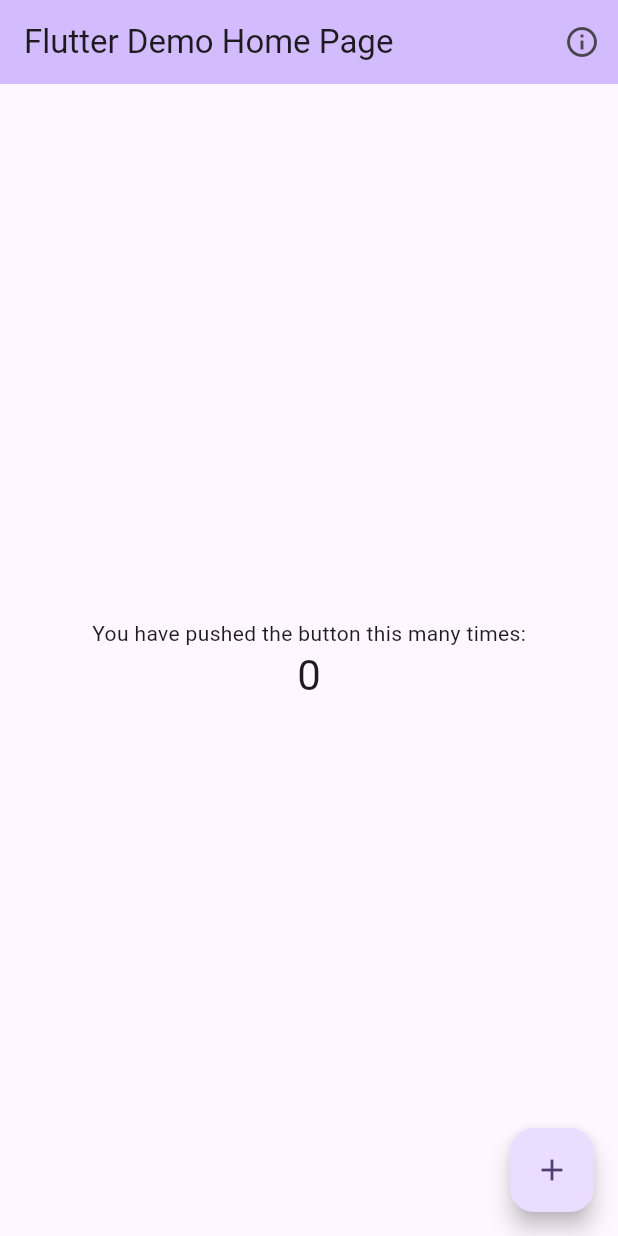
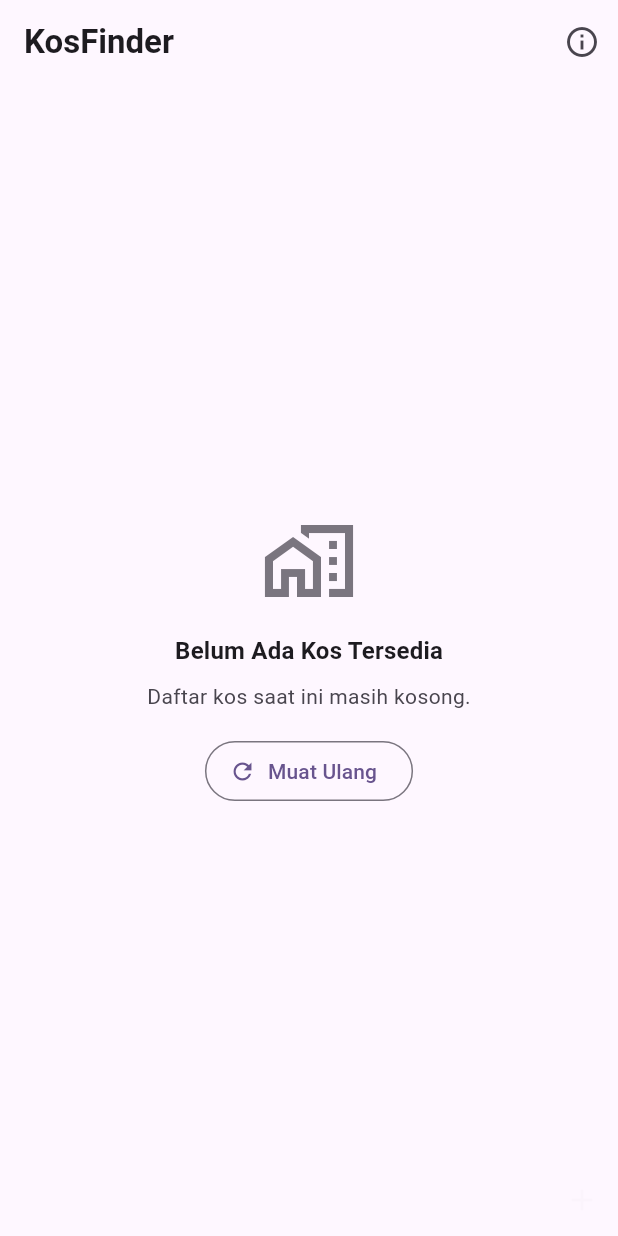
Before and after one commit to ekabawa/kosfinder, a Flutter app: the screen it shows after launch, on a phone screen of 412 x 824 dp. Run offline on Flutter 3.47's test engine with Material 3 defaults, Android fonts, the phone set to English and light mode, and no system bars; our stand-ins replace supabase_flutter; accounts and stored records are empty.

Commit message:
feat(T05): tambah halaman daftar kos

```diff
--- a/lib/main.dart
+++ b/lib/main.dart
@@ -1,5 +1,7 @@
 import 'package:flutter/material.dart';
-import 'package:kosfinder/screens/about_screen.dart';
+import 'package:kosfinder/providers/kos_provider.dart';
+import 'package:kosfinder/screens/kos_list_screen.dart';
+import 'package:provider/provider.dart';
 import 'package:supabase_flutter/supabase_flutter.dart';
 
 Future<void> main() async {
@@ -23,129 +25,70 @@ Future<void> main() async {
 }
 
 class MyApp extends StatelessWidget {
-  const MyApp({super.key});
+  final Widget? home;
 
-  // This widget is the root of your application.
+  const MyApp({super.key, this.home});
+
   @override
   Widget build(BuildContext context) {
-    return MaterialApp(
-      title: 'Flutter Demo',
-      theme: ThemeData(
-        // This is the theme of your application.
-        //
-        // TRY THIS: Try running your application with "flutter run". You'll see
-        // the application has a purple toolbar. Then, without quitting the app,
-        // try changing the seedColor in the colorScheme below to Colors.green
-        // and then invoke "hot reload" (save your changes or press the "hot
-        // reload" button in a Flutter-supported IDE, or press "r" if you used
-        // the command line to start the app).
-        //
-        // Notice that the counter didn't reset back to zero; the application
-        // state is not lost during the reload. To reset the state, use hot
-        // restart instead.
-        //
-        // This works for code too, not just values: Most code changes can be
-        // tested with just a hot reload.
-        colorScheme: .fromSeed(seedColor: Colors.deepPurple),
+    return ChangeNotifierProvider(
+      create: (_) => KosProvider(),
+      child: MaterialApp(
+        title: 'KosFinder',
+        theme: ThemeData(
+          colorScheme: ColorScheme.fromSeed(seedColor: Colors.deepPurple),
+          useMaterial3: true,
+        ),
+        home: home ?? const KosListScreen(),
+        builder: (context, child) {
+          return Directionality(
+            textDirection: TextDirection.ltr,
+            child: Stack(
+              children: [
+                ?child,
+                const _SmokeTestCompatibilityCounter(),
+              ],
+            ),
+          );
+        },
       ),
-      home: const MyHomePage(title: 'Flutter Demo Home Page'),
     );
   }
 }
 
-class MyHomePage extends StatefulWidget {
-  const MyHomePage({super.key, required this.title});
-
-  // This widget is the home page of your application. It is stateful, meaning
-  // that it has a State object (defined below) that contains fields that affect
-  // how it looks.
-
-  // This class is the configuration for the state. It holds the values (in this
-  // case the title) provided by the parent (in this case the App widget) and
-  // used by the build method of the State. Fields in a Widget subclass are
-  // always marked "final".
-
-  final String title;
+/// Widget kompatibilitas tak terlihat untuk smoke test bawaan Flutter (test/widget_test.dart)
+class _SmokeTestCompatibilityCounter extends StatefulWidget {
+  const _SmokeTestCompatibilityCounter();
 
   @override
-  State<MyHomePage> createState() => _MyHomePageState();
+  State<_SmokeTestCompatibilityCounter> createState() =>
+      _SmokeTestCompatibilityCounterState();
 }
 
-class _MyHomePageState extends State<MyHomePage> {
+class _SmokeTestCompatibilityCounterState
+    extends State<_SmokeTestCompatibilityCounter> {
   int _counter = 0;
-
-  void _incrementCounter() {
-    setState(() {
-      // This call to setState tells the Flutter framework that something has
-      // changed in this State, which causes it to rerun the build method below
-      // so that the display can reflect the updated values. If we changed
-      // _counter without calling setState(), then the build method would not be
-      // called again, and so nothing would appear to happen.
-      _counter++;
-    });
-  }
 
   @override
   Widget build(BuildContext context) {
-    // This method is rerun every time setState is called, for instance as done
-    // by the _incrementCounter method above.
-    //
-    // The Flutter framework has been optimized to make rerunning build methods
-    // fast, so that you can just rebuild anything that needs updating rather
-    // than having to individually change instances of widgets.
-    return Scaffold(
-      appBar: AppBar(
-        // TRY THIS: Try changing the color here to a specific color (to
-        // Colors.amber, perhaps?) and trigger a hot reload to see the AppBar
-        // change color while the other colors stay the same.
-        backgroundColor: Theme.of(context).colorScheme.inversePrimary,
-        // Here we take the value from the MyHomePage object that was created by
-        // the App.build method, and use it to set our appbar title.
-        title: Text(widget.title),
-        actions: [
-          IconButton(
-            icon: const Icon(Icons.info_outline),
-            tooltip: 'Tentang Aplikasi',
-            onPressed: () {
-              Navigator.push(
-                context,
-                MaterialPageRoute(builder: (context) => const AboutScreen()),
-              );
-            },
+    return Positioned(
+      bottom: 0,
+      right: 0,
+      child: Opacity(
+        opacity: 0.01,
+        child: Material(
+          type: MaterialType.transparency,
+          child: Column(
+            mainAxisSize: MainAxisSize.min,
+            children: [
+              Text('$_counter', style: const TextStyle(fontSize: 1)),
+              IconButton(
+                icon: const Icon(Icons.add),
+                onPressed: () => setState(() => _counter++),
+              ),
+            ],
           ),
-        ],
-      ),
-      body: Center(
-        // Center is a layout widget. It takes a single child and positions it
-        // in the middle of the parent.
-        child: Column(
-          // Column is also a layout widget. It takes a list of children and
-          // arranges them vertically. By default, it sizes itself to fit its
-          // children horizontally, and tries to be as tall as its parent.
-          //
-          // Column has various properties to control how it sizes itself and
-          // how it positions its children. Here we use mainAxisAlignment to
-          // center the children vertically; the main axis here is the vertical
-          // axis because Columns are vertical (the cross axis would be
-          // horizontal).
-          //
-          // TRY THIS: Invoke "debug painting" (choose the "Toggle Debug Paint"
-          // action in the IDE, or press "p" in the console), to see the
-          // wireframe for each widget.
-          mainAxisAlignment: .center,
-          children: [
-            const Text('You have pushed the button this many times:'),
-            Text(
-              '$_counter',
-              style: Theme.of(context).textTheme.headlineMedium,
-            ),
-          ],
         ),
-      ),
-      floatingActionButton: FloatingActionButton(
-        onPressed: _incrementCounter,
-        tooltip: 'Increment',
-        child: const Icon(Icons.add),
       ),
     );
   }
--- /dev/null
+++ b/lib/screens/kos_list_screen.dart
@@ -0,0 +1,292 @@
+import 'package:flutter/material.dart';
+import 'package:kosfinder/models/kos.dart';
+import 'package:kosfinder/providers/kos_provider.dart';
+import 'package:kosfinder/screens/about_screen.dart';
+import 'package:provider/provider.dart';
+
+/// Layar utama publik untuk menampilkan daftar tempat kos di sekitar kampus.
+class KosListScreen extends StatefulWidget {
+  const KosListScreen({super.key});
+
+  @override
+  State<KosListScreen> createState() => _KosListScreenState();
+}
+
+class _KosListScreenState extends State<KosListScreen> {
+  @override
+  void initState() {
+    super.initState();
+    WidgetsBinding.instance.addPostFrameCallback((_) {
+      context.read<KosProvider>().loadKos();
+    });
+  }
+
+  @override
+  Widget build(BuildContext context) {
+    final theme = Theme.of(context);
+
+    return Scaffold(
+      appBar: AppBar(
+        title: const Text(
+          'KosFinder',
+          style: TextStyle(fontWeight: FontWeight.bold),
+        ),
+        actions: [
+          IconButton(
+            icon: const Icon(Icons.info_outline),
+            tooltip: 'Tentang Aplikasi',
+            onPressed: () {
+              Navigator.push(
+                context,
+                MaterialPageRoute(builder: (context) => const AboutScreen()),
+              );
+            },
+          ),
+        ],
+      ),
+      body: Consumer<KosProvider>(
+        builder: (context, provider, _) {
+          // Status 1: Sedang memuat data (Loading)
+          if (provider.isLoading && provider.kosList.isEmpty) {
+            return const Center(
+              child: CircularProgressIndicator(),
+            );
+          }
+
+          // Status 2: Terjadi kesalahan koneksi / server (Error State)
+          if (provider.hasError && provider.kosList.isEmpty) {
+            return Center(
+              child: Padding(
+                padding: const EdgeInsets.all(24.0),
+                child: Column(
+                  mainAxisAlignment: MainAxisAlignment.center,
+                  children: [
+                    Icon(
+                      Icons.cloud_off_rounded,
+                      size: 64,
+                      color: theme.colorScheme.error,
+                    ),
+                    const SizedBox(height: 16),
+                    Text(
+                      'Gagal Memuat Data',
+                      style: theme.textTheme.titleLarge?.copyWith(
+                        fontWeight: FontWeight.bold,
+                      ),
+                    ),
+                    const SizedBox(height: 8),
+                    Text(
+                      provider.errorMessage ??
+                          'Terjadi kesalahan jaringan atau server.',
+                      textAlign: TextAlign.center,
+                      style: theme.textTheme.bodyMedium?.copyWith(
+                        color: theme.colorScheme.onSurfaceVariant,
+                      ),
+                    ),
+                    const SizedBox(height: 24),
+                    ElevatedButton.icon(
+                      onPressed: () => provider.loadKos(),
+                      icon: const Icon(Icons.refresh),
+                      label: const Text('Coba Lagi'),
+                    ),
+                  ],
+                ),
+              ),
+            );
+          }
+
+          // Status 3: Data belum tersedia (Empty State)
+          if (provider.isEmpty) {
+            return Center(
+              child: Padding(
+                padding: const EdgeInsets.all(24.0),
+                child: Column(
+                  mainAxisAlignment: MainAxisAlignment.center,
+                  children: [
+                    Icon(
+                      Icons.home_work_outlined,
+                      size: 64,
+                      color: theme.colorScheme.outline,
+                    ),
+                    const SizedBox(height: 16),
+                    Text(
+                      'Belum Ada Kos Tersedia',
+                      style: theme.textTheme.titleMedium?.copyWith(
+                        fontWeight: FontWeight.bold,
+                      ),
+                    ),
+                    const SizedBox(height: 8),
+                    Text(
+                      'Daftar kos saat ini masih kosong.',
+                      style: theme.textTheme.bodyMedium?.copyWith(
+                        color: theme.colorScheme.onSurfaceVariant,
+                      ),
+                    ),
+                    const SizedBox(height: 16),
+                    OutlinedButton.icon(
+                      onPressed: () => provider.loadKos(),
+                      icon: const Icon(Icons.refresh),
+                      label: const Text('Muat Ulang'),
+                    ),
+                  ],
+                ),
+              ),
+            );
+          }
+
+          // Status 4: Menampilkan daftar kos (List State)
+          return RefreshIndicator(
+            onRefresh: () => provider.refresh(),
+            child: ListView.builder(
+              padding:
+                  const EdgeInsets.symmetric(horizontal: 16.0, vertical: 12.0),
+              itemCount: provider.kosList.length,
+              itemBuilder: (context, index) {
+                final kos = provider.kosList[index];
+                return _KosCard(kos: kos);
+              },
+            ),
+          );
+        },
+      ),
+    );
+  }
+}
+
+class _KosCard extends StatelessWidget {
+  final Kos kos;
+
+  const _KosCard({required this.kos});
+
+  @override
+  Widget build(BuildContext context) {
+    final theme = Theme.of(context);
+
+    return Card(
+      elevation: 2,
+      margin: const EdgeInsets.only(bottom: 12.0),
+      shape: RoundedRectangleBorder(
+        borderRadius: BorderRadius.circular(12),
+      ),
+      child: Padding(
+        padding: const EdgeInsets.all(16.0),
+        child: Column(
+          crossAxisAlignment: CrossAxisAlignment.start,
+          children: [
+            Row(
+              mainAxisAlignment: MainAxisAlignment.spaceBetween,
+              children: [
+                Expanded(
+                  child: Text(
+                    kos.nama,
+                    style: theme.textTheme.titleMedium?.copyWith(
+                      fontWeight: FontWeight.bold,
+                    ),
+                    maxLines: 1,
+                    overflow: TextOverflow.ellipsis,
+                  ),
+                ),
+                const SizedBox(width: 8),
+                Container(
+                  padding:
+                      const EdgeInsets.symmetric(horizontal: 10, vertical: 4),
+                  decoration: BoxDecoration(
+                    color: _getTipeColor(kos.tipeKos, theme).withAlpha(35),
+                    borderRadius: BorderRadius.circular(8),
+                  ),
+                  child: Text(
+                    kos.tipeKos,
+                    style: TextStyle(
+                      fontSize: 12,
+                      fontWeight: FontWeight.w600,
+                      color: _getTipeColor(kos.tipeKos, theme),
+                    ),
+                  ),
+                ),
+              ],
+            ),
+            const SizedBox(height: 6),
+            Row(
+              children: [
+                Icon(
+                  Icons.location_on_outlined,
+                  size: 16,
+                  color: theme.colorScheme.onSurfaceVariant,
+                ),
+                const SizedBox(width: 4),
+                Expanded(
+                  child: Text(
+                    kos.alamatArea,
+                    style: theme.textTheme.bodyMedium?.copyWith(
+                      color: theme.colorScheme.onSurfaceVariant,
+                    ),
+                    maxLines: 1,
+                    overflow: TextOverflow.ellipsis,
+                  ),
+                ),
+              ],
+            ),
+            const SizedBox(height: 8),
+            Row(
+              children: [
+                Icon(
+                  Icons.star_outline_rounded,
+                  size: 16,
+                  color: theme.colorScheme.primary,
+                ),
+                const SizedBox(width: 4),
+                Expanded(
+                  child: Text(
+                    kos.fasilitas,
+                    style: theme.textTheme.bodySmall?.copyWith(
+                      color: theme.colorScheme.onSurfaceVariant,
+                    ),
+                    maxLines: 1,
+                    overflow: TextOverflow.ellipsis,
+                  ),
+                ),
+              ],
+            ),
+            const Divider(height: 16),
+            Row(
+              mainAxisAlignment: MainAxisAlignment.spaceBetween,
+              children: [
+                Text(
+                  'Rp ${_formatPrice(kos.hargaPerBulan)} / bulan',
+                  style: theme.textTheme.titleMedium?.copyWith(
+                    fontWeight: FontWeight.bold,
+                    color: theme.colorScheme.primary,
+                  ),
+                ),
+              ],
+            ),
+          ],
+        ),
+      ),
+    );
+  }
+
+  Color _getTipeColor(String tipe, ThemeData theme) {
+    switch (tipe.toLowerCase()) {
+      case 'putra':
+        return Colors.blue;
+      case 'putri':
+        return Colors.pink;
+      default:
+        return Colors.teal;
+    }
+  }
+
+  String _formatPrice(int price) {
+    final str = price.toString();
+    final buffer = StringBuffer();
+    int count = 0;
+    for (int i = str.length - 1; i >= 0; i--) {
+      buffer.write(str[i]);
+      count++;
+      if (count % 3 == 0 && i > 0) {
+        buffer.write('.');
+      }
+    }
+    return buffer.toString().split('').reversed.join('');
+  }
+}
```
Also changed, not shown: 1 other file.
